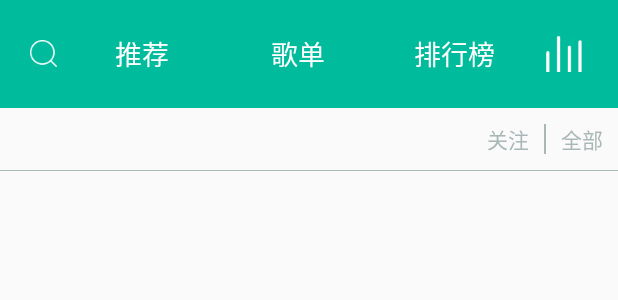
After one commit to liruya/SingOriginal, an Android app: the layout fragment_channel.xml on its own in the app's theme, with its tools: preview values and no code run, on a phone screen of 412 x 824 dp. The commit adds this screen. Shown: the top 300 px of the screen. Run offline under Robolectric (Android 15) with nearby library versions, the phone set to English and light mode, and no system bars.

Commit message:
2016.7.19 创建频道fragment界面

```diff
--- a/app/build.gradle
+++ b/app/build.gradle
@@ -25,4 +25,5 @@ dependencies {
     testCompile 'junit:junit:4.12'
     compile 'com.android.support:appcompat-v7:23.4.0'
     compile 'com.google.code.gson:gson:2.7'
+    compile 'com.android.support:recyclerview-v7:24.0.0'
 }
--- /dev/null
+++ b/app/src/main/res/layout/fragment_channel.xml
@@ -0,0 +1,51 @@
+<?xml version="1.0" encoding="utf-8"?>
+<LinearLayout xmlns:android="http://schemas.android.com/apk/res/android"
+    android:layout_width="match_parent"
+    android:layout_height="match_parent"
+    android:orientation="vertical">
+
+    <include
+        layout="@layout/view_header"
+        android:layout_width="match_parent"
+        android:layout_height="wrap_content" />
+
+    <RadioGroup
+        android:layout_width="match_parent"
+        android:layout_height="wrap_content"
+        android:gravity="right"
+        android:orientation="horizontal">
+
+        <RadioButton
+            android:layout_width="wrap_content"
+            android:layout_height="wrap_content"
+            android:layout_margin="10dp"
+            android:button="@null"
+            android:text="@string/attention"
+            android:textColor="@color/colorGray" />
+
+        <View
+            android:layout_width="1dp"
+            android:layout_height="20dp"
+            android:layout_gravity="center_vertical"
+            android:background="@color/colorGray" />
+
+        <RadioButton
+            android:layout_width="wrap_content"
+            android:layout_height="wrap_content"
+            android:layout_margin="10dp"
+            android:button="@null"
+            android:text="@string/total"
+            android:textColor="@color/colorGray" />
+
+    </RadioGroup>
+
+    <View
+        android:layout_width="match_parent"
+        android:layout_height="0.5dp"
+        android:background="@color/colorGray" />
+
+    <android.support.v7.widget.RecyclerView
+        android:layout_width="match_parent"
+        android:layout_height="match_parent" />
+
+</LinearLayout>
--- a/app/src/main/res/layout/view_header.xml
+++ b/app/src/main/res/layout/view_header.xml
@@ -1,11 +1,11 @@
 <?xml version="1.0" encoding="utf-8"?>
 <LinearLayout xmlns:android="http://schemas.android.com/apk/res/android"
-    android:orientation="horizontal"
     android:layout_width="match_parent"
     android:layout_height="match_parent"
     android:background="@color/colorDarkGreen"
-    android:padding="20dp"
-    android:gravity="center">
+    android:gravity="center"
+    android:orientation="horizontal"
+    android:padding="20dp">
 
     <ImageButton
         android:id="@+id/hdr_ib_srch"
@@ -14,44 +14,49 @@
         android:layout_marginRight="5dp"
         android:background="@color/colorDarkGreen"
         android:scaleType="fitCenter"
-        android:src="@mipmap/client_search"/>
+        android:src="@mipmap/client_search" />
+
     <RadioGroup
         android:id="@+id/hdr_rg_show"
         android:layout_width="0dp"
         android:layout_height="wrap_content"
         android:layout_weight="1"
         android:orientation="horizontal">
+
         <RadioButton
             android:id="@+id/hdr_rb_first"
             android:layout_width="0dp"
             android:layout_height="match_parent"
             android:layout_weight="1"
+            android:button="@null"
             android:gravity="center"
-            android:button="@null"
+            android:text="@string/recommend"
             android:textColor="@color/colorWhite"
-            android:textSize="18sp"
-            android:text="@string/recommend"/>
+            android:textSize="18sp" />
+
         <RadioButton
             android:id="@+id/hdr_rb_second"
             android:layout_width="0dp"
             android:layout_height="match_parent"
             android:layout_weight="1"
+            android:button="@null"
             android:gravity="center"
-            android:button="@null"
+            android:text="@string/song_list"
             android:textColor="@color/colorWhite"
-            android:textSize="18sp"
-            android:text="@string/song_list"/>
+            android:textSize="18sp" />
+
         <RadioButton
             android:id="@+id/hdr_rb_third"
             android:layout_width="0dp"
             android:layout_height="match_parent"
             android:layout_weight="1"
+            android:button="@null"
             android:gravity="center"
-            android:button="@null"
+            android:text="@string/top_list"
             android:textColor="@color/colorWhite"
-            android:textSize="18sp"
-            android:text="@string/top_list"/>
+            android:textSize="18sp" />
     </RadioGroup>
+
     <ImageButton
         android:id="@+id/hdr_ib_music"
         android:layout_width="wrap_content"
@@ -59,5 +64,5 @@
         android:layout_marginLeft="5dp"
         android:background="@color/colorDarkGreen"
         android:scaleType="fitCenter"
-        android:src="@mipmap/in_play"/>
+        android:src="@mipmap/in_play" />
 </LinearLayout>
--- a/app/src/main/res/values/strings.xml
+++ b/app/src/main/res/values/strings.xml
@@ -13,4 +13,6 @@
     <string name="attention">关注</string>
     <string name="total">全部</string>
 
+
+
 </resources>
--- a/app/src/main/res/values/styles.xml
+++ b/app/src/main/res/values/styles.xml
@@ -3,8 +3,8 @@
     <!-- Base application theme. -->
     <style name="AppTheme" parent="Theme.AppCompat.Light.DarkActionBar">
         <!-- Customize your theme here. -->
-        <item name="colorPrimary">@color/colorPrimary</item>
-        <item name="colorPrimaryDark">@color/colorPrimaryDark</item>
+        <item name="colorPrimary">@color/colorDarkGreen</item>
+        <item name="colorPrimaryDark">@color/colorDarkGreen</item>
         <item name="colorAccent">@color/colorAccent</item>
     </style>
 
```
